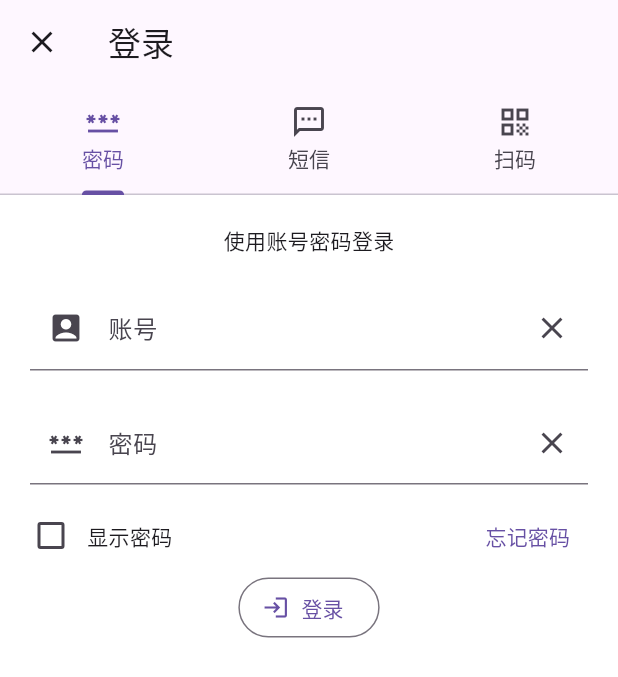
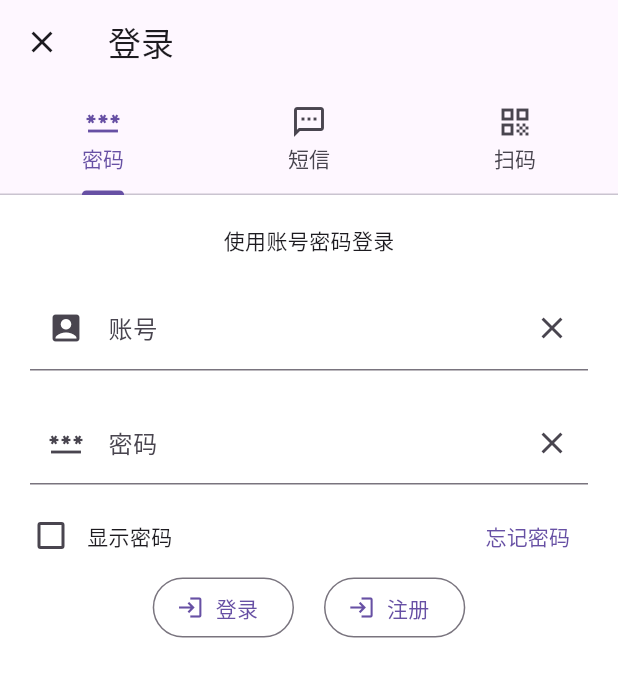
Before and after one commit to JiaErC/tutoring_software, a Flutter app: the PasswordPage screen opened by its route, on a phone screen of 412 x 824 dp. Shown: the top 677 px of the screen. Run offline on Flutter 3.47's test engine with Material 3 defaults, Android fonts, the phone set to English and light mode, and no system bars; our stand-ins replace flutter_modular, getwidget, hive, mobx; accounts and stored records are empty.

Commit message:
添加注册页面

```diff
--- a/lib/pages/index_module.dart
+++ b/lib/pages/index_module.dart
@@ -19,6 +19,7 @@ import 'package:tutoring_software/pages/index_page.dart';
 import 'package:tutoring_software/pages/router.dart';
 import 'package:tutoring_software/pages/login/login_index_page.dart';
 import 'package:tutoring_software/pages/my/settings/settings_module.dart';
+import 'package:tutoring_software/pages/register/register_module.dart';
 
 //目的是定义整个软件的路由
 class IndexModule extends Module {
@@ -78,6 +79,8 @@ class IndexModule extends Module {
     // /// The route need [ BangumiItem ] as argument.
     // r.module("/info", module: InfoModule());
     r.module("/settings", module: SettingsModule());
+    //注册路由
+    r.module("/register",module: RegisterModule());
     // r.module("/search", module: SearchModule());
   }
 }
--- a/lib/pages/login/password/password_page.dart
+++ b/lib/pages/login/password/password_page.dart
@@ -1,4 +1,5 @@
 import 'package:flutter/material.dart';
+import 'package:flutter_modular/flutter_modular.dart';
 
 class PasswordPage extends StatefulWidget {
   const PasswordPage({super.key});
@@ -148,10 +149,25 @@ class _PasswordPageState extends State<PasswordPage> {
             const SizedBox(width: 20),
           ],
         ),
-        OutlinedButton.icon(
-          onPressed: () => debugPrint("登录"),
-          icon: const Icon(Icons.login),
-          label: const Text('登录'),
+        Align(
+          alignment: Alignment.center,
+          child: Row(
+            mainAxisAlignment: MainAxisAlignment.center,
+            children: [
+              OutlinedButton.icon(
+                onPressed: () => debugPrint("登录"),
+                icon: const Icon(Icons.login),
+                label: const Text('登录'),
+              ),
+              const SizedBox(width: 20),
+              //注册按钮，
+              OutlinedButton.icon(
+                onPressed: () => Modular.to.pushNamed('/register'),
+                icon: const Icon(Icons.login),
+                label: const Text('注册'),
+              ),
+            ],
+          ),
         ),
         const SizedBox(height: 20),
         //结束语
```
Also changed, not shown: lib/pages/register/register_module.dart (added, +11 -0 lines), lib/pages/register/register_page.dart (added, +25 -0 lines), lib/pages/register/register_tab.dart (deleted), pubspec.lock.
